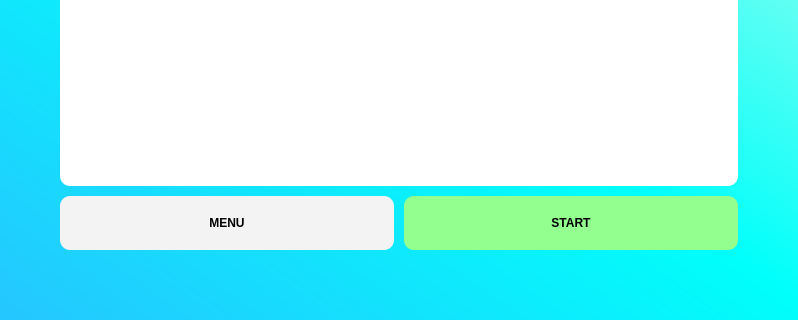
jshperalta/ai-englishTutor, file src/screens/Q1.ui: the form before one commit; both pictures show x 0 to 798 and y 231 to 551 of the 798 by 551 pixel window.
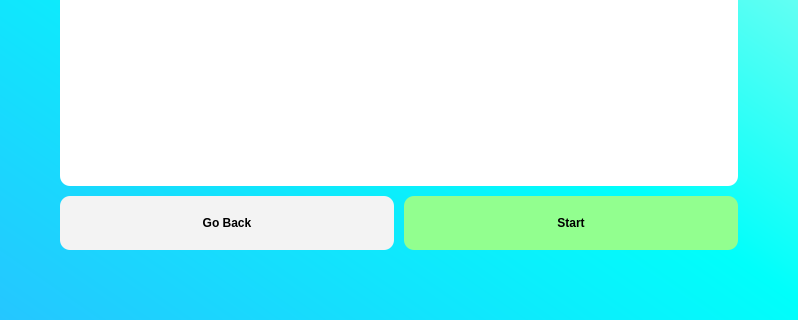
The form after the commit.

Diff of the .ui file:
```diff
--- a/src/screens/Q1.ui
+++ b/src/screens/Q1.ui
@@ -67,15 +67,21 @@
       <enum>Qt::NoFocus</enum>
      </property>
      <property name="styleSheet">
-      <string notr="true">background-color: #f3f3f3;
+      <string notr="true">QPushButton {
+	background-color: #f3f3f3;
 	color: black; 
 	font-family: 'Gilroy';
 	font-weight: 600;
 	border-radius: 10px;
-	padding: 20px;</string>
+	padding: 20px;
+}
+
+QPushButton::hover {
+background-color:rgb(226, 226, 226);
+}</string>
      </property>
      <property name="text">
-      <string>MENU</string>
+      <string>Go Back</string>
      </property>
     </widget>
    </item>
@@ -150,16 +156,21 @@
       <enum>Qt::NoFocus</enum>
      </property>
      <property name="styleSheet">
-      <string notr="true">background-color: #92ff8f;
+      <string notr="true">QPushButton {
+	background-color: #92ff8f;
 	color: black; 
 	font-family: 'Gilroy';
 	font-weight: 600;
 	border-radius: 10px;
 	padding: 20px;
-</string>
+}
+
+QPushButton::hover {
+background-color: rgb(135, 234, 131);
+}</string>
      </property>
      <property name="text">
-      <string>START</string>
+      <string>Start</string>
      </property>
     </widget>
    </item>
```
